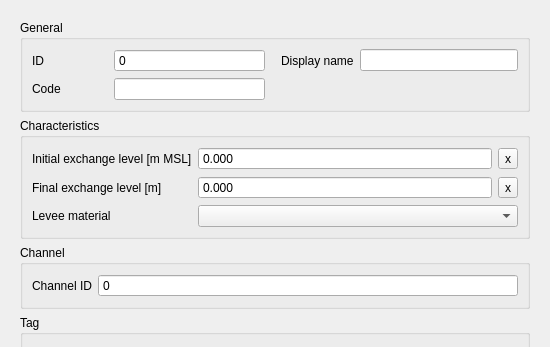
Old version of the form threedi_schematisation_editor/forms/ui/potential_breach.ui in the repository nens/threedi-schematisation-editor; both pictures show x 0 to 550 and y 0 to 347 of the 550 by 550 pixel window.
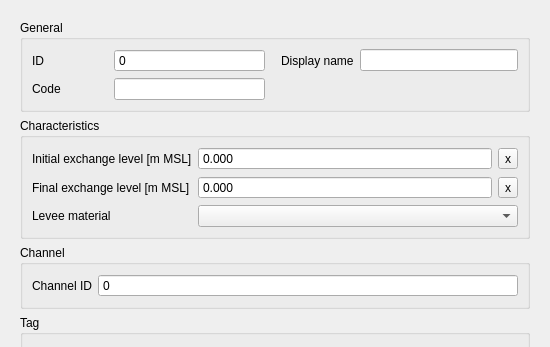
New version of the form.

The edit to the form file:
```diff
--- a/threedi_schematisation_editor/forms/ui/potential_breach.ui
+++ b/threedi_schematisation_editor/forms/ui/potential_breach.ui
@@ -198,7 +198,7 @@
           <item row="1" column="0">
            <widget class="QLabel" name="label_23">
             <property name="text">
-             <string>Final exchange level [m]</string>
+             <string>Final exchange level [m MSL]</string>
             </property>
             <property name="alignment">
              <set>Qt::AlignLeading|Qt::AlignLeft|Qt::AlignVCenter</set>
```
